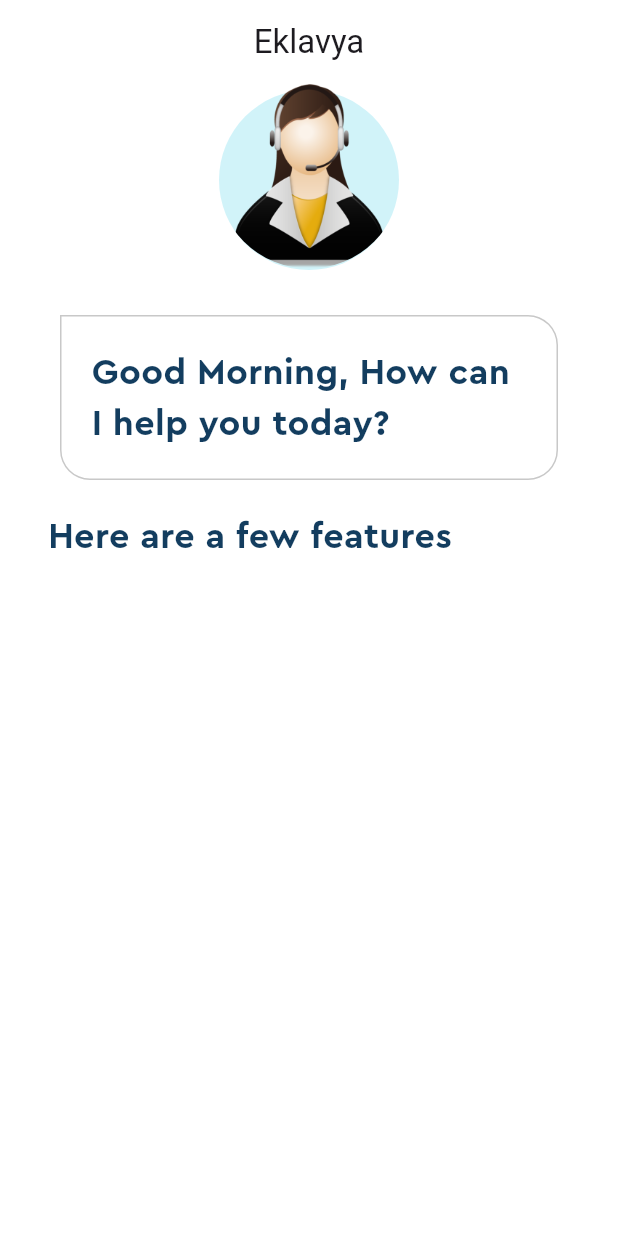
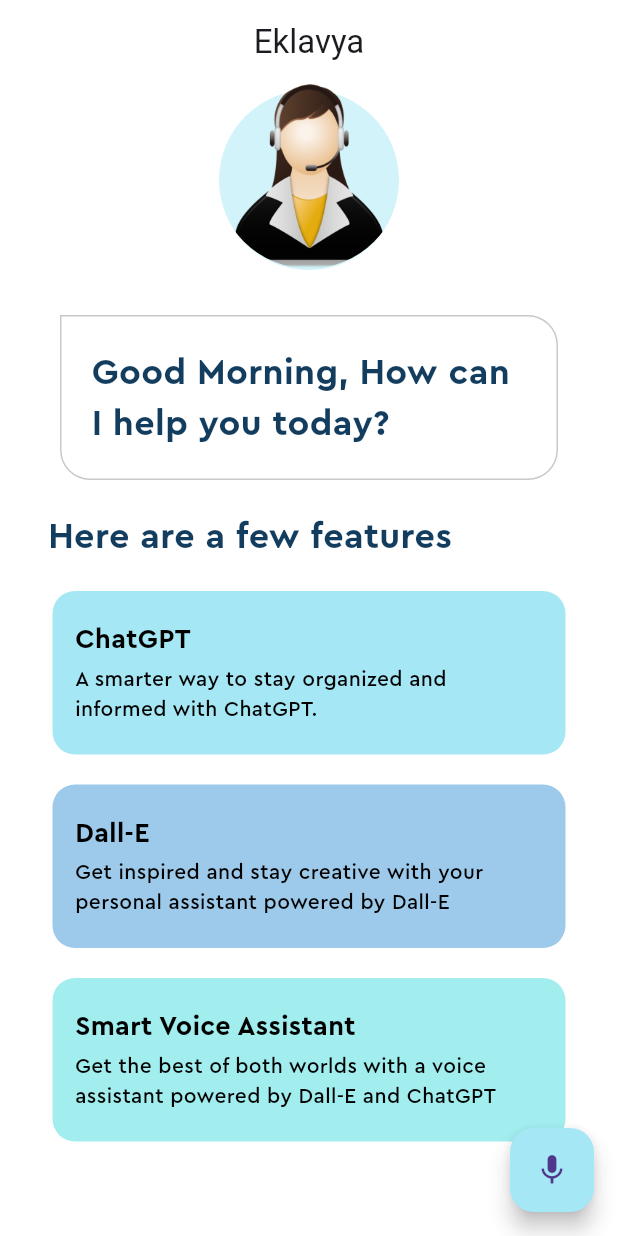
Before and after one commit to kevalpanwala27/Flutter-Voice-Assistant-App, a Flutter app: the screen it shows after launch, on a phone screen of 412 x 824 dp. Run offline on Flutter 3.47's test engine with Material 3 defaults, Android fonts, the phone set to English and light mode, and no system bars.

Commit message:
create feature box

```diff
--- /dev/null
+++ b/lib/feature_box.dart
@@ -0,0 +1,62 @@
+import 'package:flutter/material.dart';
+import 'package:minor_project/pallete.dart';
+
+class FeatureBox extends StatelessWidget {
+  final Color color;
+  final String headerText;
+  final String descriptionText;
+  const FeatureBox({
+    super.key,
+    required this.color,
+    required this.headerText,
+    required this.descriptionText,
+  });
+
+  @override
+  Widget build(BuildContext context) {
+    return Container(
+      margin: const EdgeInsets.symmetric(
+        horizontal: 35,
+        vertical: 10,
+      ),
+      decoration: BoxDecoration(
+        color: color,
+        borderRadius: const BorderRadius.all(
+          Radius.circular(15),
+        ),
+      ),
+      child: Padding(
+        padding: const EdgeInsets.symmetric(vertical: 20.0).copyWith(
+          left: 15,
+        ),
+        child: Column(
+          children: [
+            Align(
+              alignment: Alignment.centerLeft,
+              child: Text(
+                headerText,
+                style: const TextStyle(
+                  fontFamily: 'Cera Pro',
+                  color: Pallete.blackColor,
+                  fontSize: 18,
+                  fontWeight: FontWeight.bold,
+                ),
+              ),
+            ),
+            const SizedBox(height: 3),
+            Padding(
+              padding: const EdgeInsets.only(right: 20),
+              child: Text(
+                descriptionText,
+                style: const TextStyle(
+                  fontFamily: 'Cera Pro',
+                  color: Pallete.blackColor,
+                ),
+              ),
+            ),
+          ],
+        ),
+      ),
+    );
+  }
+}
--- a/lib/home_page.dart
+++ b/lib/home_page.dart
@@ -1,4 +1,5 @@
 import 'package:flutter/material.dart';
+import 'package:minor_project/feature_box.dart';
 import 'package:minor_project/pallete.dart';
 
 class Homepage extends StatefulWidget {
@@ -90,7 +91,34 @@
               ),
             ),
           ),
+          const Column(
+            children: [
+              FeatureBox(
+                color: Pallete.firstSuggestionBoxColor,
+                headerText: 'ChatGPT',
+                descriptionText:
+                    'A smarter way to stay organized and informed with ChatGPT.',
+              ),
+              FeatureBox(
+                color: Pallete.secondSuggestionBoxColor,
+                headerText: 'Dall-E',
+                descriptionText:
+                    'Get inspired and stay creative with your personal assistant powered by Dall-E',
+              ),
+              FeatureBox(
+                color: Pallete.thirdSuggestionBoxColor,
+                headerText: 'Smart Voice Assistant',
+                descriptionText:
+                    'Get the best of both worlds with a voice assistant powered by Dall-E and ChatGPT',
+              ),
+            ],
+          )
         ],
+      ),
+      floatingActionButton: FloatingActionButton(
+        backgroundColor: Pallete.firstSuggestionBoxColor,
+        onPressed: () {},
+        child: const Icon(Icons.mic),
       ),
     );
   }
```
